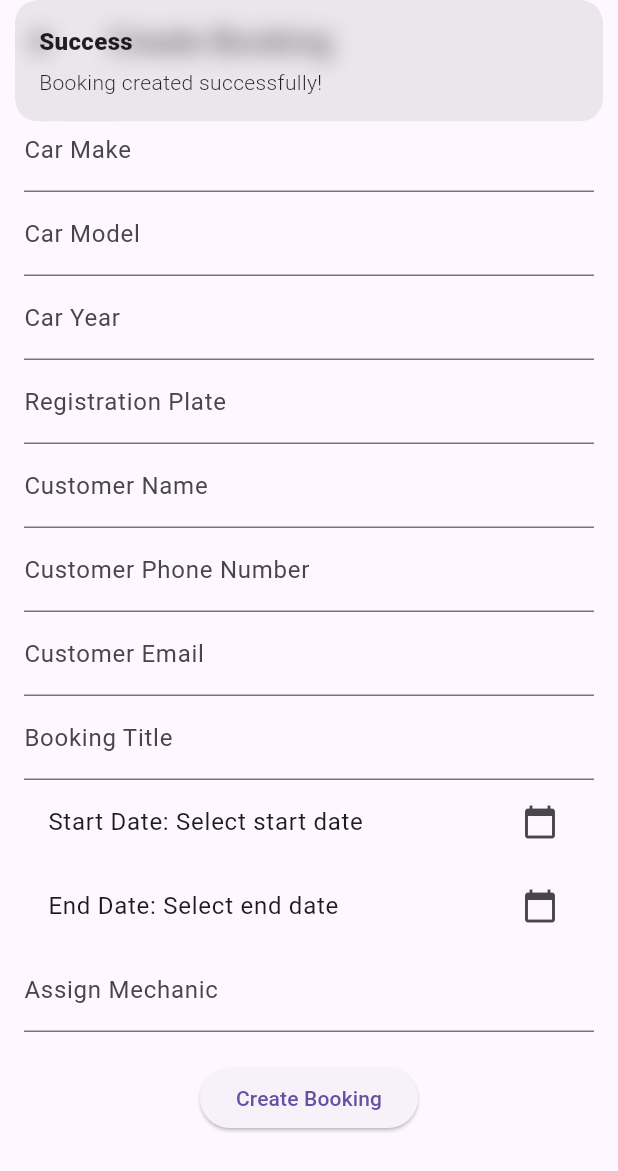
After one commit to itsTowhid/car_workshop, a Flutter app: the BookingsView screen opened by its route, after a tap on "Create Booking", on a phone screen of 412 x 824 dp. The commit adds this screen. Shown: the top 1171 px of the screen. Run offline on Flutter 3.47's test engine with Material 3 defaults, Android fonts, the phone set to English and light mode, and no system bars; our stand-ins replace cloud_firestore, firebase_core, get; missing offline and left inert: firebase_ui_auth; accounts and stored records are empty.

Commit message:
bookings screen added with minimal ui with data request submit to firestore functionality

```diff
--- /dev/null
+++ b/lib/app/modules/bookings/bindings/bookings_binding.dart
@@ -0,0 +1,12 @@
+import 'package:get/get.dart';
+
+import '../controllers/bookings_controller.dart';
+
+class BookingsBinding extends Bindings {
+  @override
+  void dependencies() {
+    Get.lazyPut<BookingsController>(
+      () => BookingsController(),
+    );
+  }
+}
--- /dev/null
+++ b/lib/app/modules/bookings/controllers/bookings_controller.dart
@@ -0,0 +1,43 @@
+import 'package:cloud_firestore/cloud_firestore.dart';
+import 'package:flutter/material.dart';
+import 'package:get/get.dart';
+
+class BookingsController extends GetxController {
+  final FirebaseFirestore _firestore = FirebaseFirestore.instance;
+
+  // Form fields
+  final makeController = TextEditingController();
+  final modelController = TextEditingController();
+  final yearController = TextEditingController();
+  final regPlateController = TextEditingController();
+  final customerNameController = TextEditingController();
+  final customerPhoneController = TextEditingController();
+  final customerEmailController = TextEditingController();
+  final bookingTitleController = TextEditingController();
+  final mechanicController = TextEditingController();
+
+  final startDate = Rxn<DateTime>();
+  final endDate = Rxn<DateTime>();
+
+  Future<void> createBooking() async {
+    try {
+      await _firestore.collection('bookings').add({
+        'car_make': makeController.text,
+        'car_model': modelController.text,
+        'car_year': yearController.text,
+        'car_registration_plate': regPlateController.text,
+        'customer_name': customerNameController.text,
+        'customer_phone': customerPhoneController.text,
+        'customer_email': customerEmailController.text,
+        'booking_title': bookingTitleController.text,
+        'start_datetime': startDate.value,
+        'end_datetime': endDate.value,
+        'assigned_mechanic': mechanicController.text,
+        'created_at': Timestamp.now(),
+      });
+      Get.snackbar('Success', 'Booking created successfully!');
+    } catch (e) {
+      Get.snackbar('Error', 'Failed to create booking: $e');
+    }
+  }
+}
--- /dev/null
+++ b/lib/app/modules/bookings/views/bookings_view.dart
@@ -0,0 +1,131 @@
+import 'package:flutter/material.dart';
+import 'package:get/get.dart';
+import 'package:intl/intl.dart';
+
+import '../controllers/bookings_controller.dart';
+
+class BookingsView extends GetView<BookingsController> {
+  const BookingsView({super.key});
+
+  @override
+  Widget build(BuildContext context) {
+    return Scaffold(
+      appBar: AppBar(
+        title: Text('Create Booking'),
+      ),
+      body: Padding(
+        padding: const EdgeInsets.all(16.0),
+        child: SingleChildScrollView(
+          child: Column(
+            children: [
+              // Car details
+              TextFormField(
+                controller: controller.makeController,
+                decoration: InputDecoration(labelText: 'Car Make'),
+              ),
+              TextFormField(
+                controller: controller.modelController,
+                decoration: InputDecoration(labelText: 'Car Model'),
+              ),
+              TextFormField(
+                controller: controller.yearController,
+                decoration: InputDecoration(labelText: 'Car Year'),
+                keyboardType: TextInputType.number,
+              ),
+              TextFormField(
+                controller: controller.regPlateController,
+                decoration: InputDecoration(labelText: 'Registration Plate'),
+              ),
+
+              // Customer details
+              TextFormField(
+                controller: controller.customerNameController,
+                decoration: InputDecoration(labelText: 'Customer Name'),
+              ),
+              TextFormField(
+                controller: controller.customerPhoneController,
+                decoration: InputDecoration(labelText: 'Customer Phone Number'),
+                keyboardType: TextInputType.phone,
+              ),
+              TextFormField(
+                controller: controller.customerEmailController,
+                decoration: InputDecoration(labelText: 'Customer Email'),
+                keyboardType: TextInputType.emailAddress,
+              ),
+
+              // Booking title
+              TextFormField(
+                controller: controller.bookingTitleController,
+                decoration: InputDecoration(labelText: 'Booking Title'),
+              ),
+
+              // Start DateTime picker
+              Obx(() => ListTile(
+                    title: Text(
+                        'Start Date: ${controller.startDate.value != null ? DateFormat('yyyy-MM-dd – kk:mm').format(controller.startDate.value!) : 'Select start date'}'),
+                    trailing: Icon(Icons.calendar_today),
+                    onTap: () async {
+                      DateTime? picked = await showDatePicker(
+                        context: context,
+                        initialDate: DateTime.now(),
+                        firstDate: DateTime(2000),
+                        lastDate: DateTime(2100),
+                      );
+                      if (picked != null) {
+                        TimeOfDay? time = await showTimePicker(
+                          context: context,
+                          initialTime: TimeOfDay.now(),
+                        );
+                        if (time != null) {
+                          controller.startDate.value = DateTime(picked.year,
+                              picked.month, picked.day, time.hour, time.minute);
+                        }
+                      }
+                    },
+                  )),
+
+              // End DateTime picker
+              Obx(() => ListTile(
+                    title: Text(
+                        'End Date: ${controller.endDate.value != null ? DateFormat('yyyy-MM-dd – kk:mm').format(controller.endDate.value!) : 'Select end date'}'),
+                    trailing: Icon(Icons.calendar_today),
+                    onTap: () async {
+                      DateTime? picked = await showDatePicker(
+                        context: context,
+                        initialDate: DateTime.now(),
+                        firstDate: DateTime(2000),
+                        lastDate: DateTime(2100),
+                      );
+                      if (picked != null) {
+                        TimeOfDay? time = await showTimePicker(
+                          context: context,
+                          initialTime: TimeOfDay.now(),
+                        );
+                        if (time != null) {
+                          controller.endDate.value = DateTime(picked.year,
+                              picked.month, picked.day, time.hour, time.minute);
+                        }
+                      }
+                    },
+                  )),
+
+              // Assign mechanic
+              TextFormField(
+                controller: controller.mechanicController,
+                decoration: InputDecoration(labelText: 'Assign Mechanic'),
+              ),
+
+              SizedBox(height: 20),
+              ElevatedButton(
+                onPressed: () {
+                  controller.createBooking();
+                },
+                child: Text('Create Booking'),
+              ),
+            ],
+          ),
+        ),
+      ),
+    );
+  }
+}
--- a/lib/app/routes/app_pages.dart
+++ b/lib/app/routes/app_pages.dart
@@ -1,6 +1,8 @@
 import 'package:firebase_ui_auth/firebase_ui_auth.dart';
 import 'package:get/get.dart';
 
+import '../modules/bookings/bindings/bookings_binding.dart';
+import '../modules/bookings/views/bookings_view.dart';
 import '../modules/home/bindings/home_binding.dart';
 import '../modules/home/views/home_view.dart';
 
@@ -18,7 +20,7 @@ class AppPages {
         providers: [EmailAuthProvider()],
         actions: [
           AuthStateChangeAction<SignedIn>(
-              (ctx, state) => Get.offAndToNamed(Routes.HOME)),
+              (ctx, state) => Get.offAndToNamed(Routes.BOOKINGS)),
         ],
       ),
     ),
@@ -27,5 +29,10 @@ class AppPages {
       page: () => const HomeView(),
       binding: HomeBinding(),
     ),
+    GetPage(
+      name: _Paths.BOOKINGS,
+      page: () => const BookingsView(),
+      binding: BookingsBinding(),
+    ),
   ];
 }
--- a/lib/app/routes/app_routes.dart
+++ b/lib/app/routes/app_routes.dart
@@ -5,10 +5,12 @@ abstract class Routes {
   Routes._();
   static const FIRE_LOGIN = _Paths.FIRE_LOGIN;
   static const HOME = _Paths.HOME;
+  static const BOOKINGS = _Paths.BOOKINGS;
 }
 
 abstract class _Paths {
   _Paths._();
   static const FIRE_LOGIN = '/fire_login';
   static const HOME = '/home';
+  static const BOOKINGS = '/bookings';
 }
--- a/pubspec.yaml
+++ b/pubspec.yaml
@@ -16,6 +16,7 @@ dependencies:
   cloud_firestore: ^5.4.4
   firebase_auth: ^5.3.1
   firebase_ui_auth: ^1.16.0
+  intl: ^0.19.0
 
 dev_dependencies:
   flutter_test:
```
Also changed, not shown: pubspec.lock.
